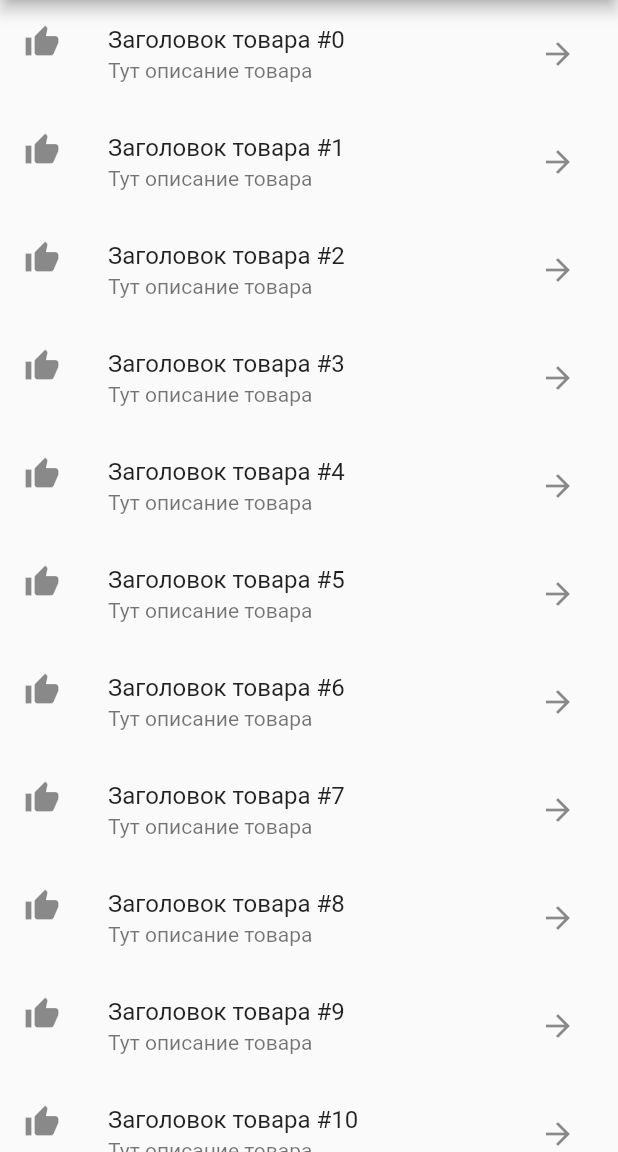
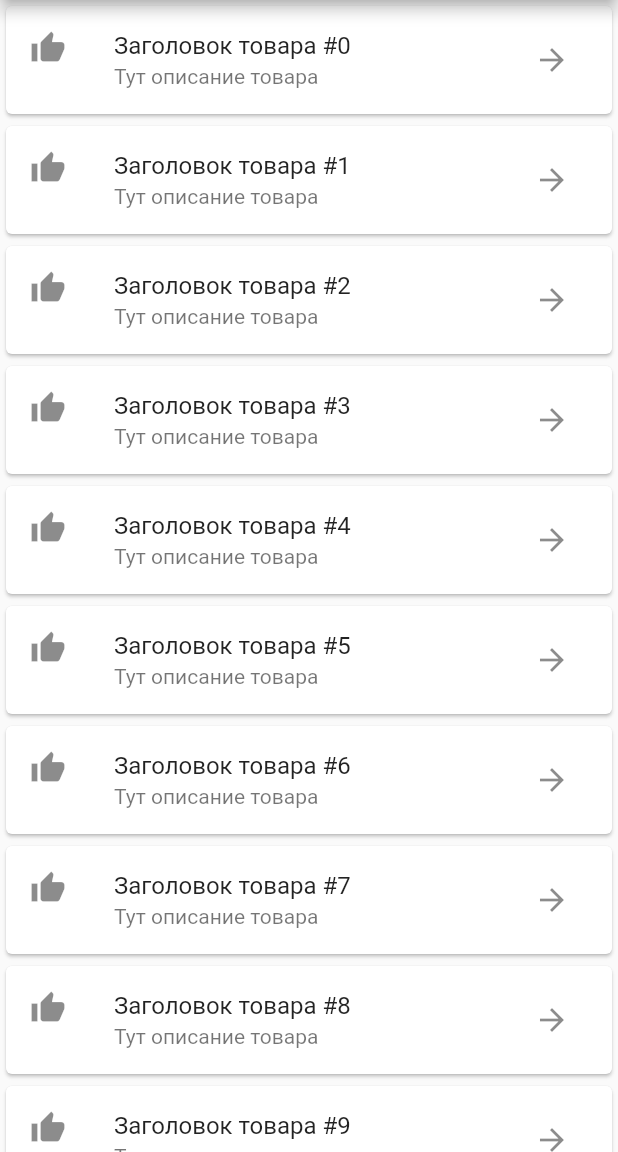
Before and after one commit to petrfalkovsky/attempt_2_last, a Flutter app: the screen it shows after launch, on a phone screen of 412 x 824 dp, the part 84-1236 px from its top. Run offline on Flutter 3.47's test engine with Material 2 defaults, Android fonts, the phone set to English and light mode, and no system bars.

```diff
--- a/lib/main.dart
+++ b/lib/main.dart
@@ -41,7 +41,8 @@ class MyHomePage extends StatelessWidget {
     return ListView.builder(
       itemCount: 15,
       itemBuilder: (_, index) {
-        return ListTile(
+        return Card(
+          child: ListTile(
             title: Text('Заголовок товара #$index'),
             subtitle: Text('Тут описание товара'),
             leading: Icon(Icons.thumb_up),
@@ -54,7 +55,8 @@ class MyHomePage extends StatelessWidget {
                     builder: (context) => DetailPage(index),
                   ),
                 );
-          }
+              },
+            ),
           ),
         );
       },
```
Lines whose indentation alone changed are shown as unchanged.
